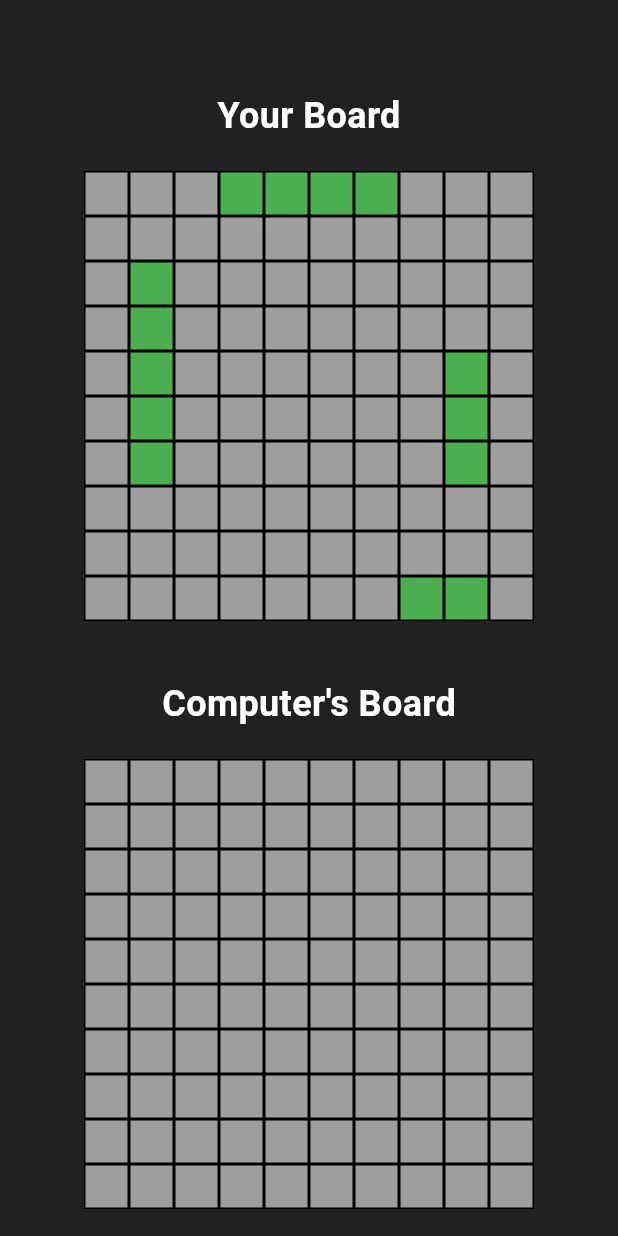
After one commit to UserPierreG/new_tictactoe, a Flutter app: the screen it shows after launch, after a tap on "Single Player", on a phone screen of 412 x 824 dp. The commit adds this screen. Run offline on Flutter 3.47's test engine with Material 3 defaults, Android fonts, the phone set to English and light mode, and no system bars; our stand-ins replace cloud_firestore, firebase_core; accounts and stored records are empty.

Commit message:
many changes

```diff
--- /dev/null
+++ b/lib/game/board.dart
@@ -0,0 +1,140 @@
+// ignore_for_file: avoid_print
+
+import 'dart:io';
+import 'dart:math';
+
+import 'package:new_tictacto/game/ship.dart';
+import 'package:new_tictacto/game/square.dart';
+
+class Board {
+  late int rows;
+  late int cols;
+  late List<List<Square>> cells;
+  late int shipsLeft;
+  late List<Ship> ships;
+
+  Board() {
+    rows = 10;
+    cols = 10;
+    cells = List.generate(rows, (_) => List.generate(cols, (_) => Square()));
+    ships = [
+      Ship('Carrier', 5),
+      Ship('Battleship', 4),
+      Ship('Submarine', 3),
+      Ship('Destroyer', 2)
+    ];
+    shipsLeft = ships.length;
+  }
+
+  bool isValidCoordinate(int row, int col) {
+    return row >= 0 && row < cells.length && col >= 0 && col < cells[0].length;
+  }
+
+  bool isValidPlacement(int row, int col, int size, bool horizontal) {
+    if (horizontal) {
+      if (col + size > cells[0].length) return false;
+      for (int i = 0; i < size; i++) {
+        if (!isValidCoordinate(row, col + i) ||
+            cells[row][col + i].status != SquareStatus.empty) {
+          return false;
+        }
+        // Check if adjacent cells are empty
+        if (col + i - 1 >= 0 &&
+            cells[row][col + i - 1].status != SquareStatus.empty) {
+          return false;
+        }
+        if (col + i + 1 < cells[0].length &&
+            cells[row][col + i + 1].status != SquareStatus.empty) {
+          return false;
+        }
+      }
+    } else {
+      if (row + size > cells.length) return false;
+      for (int i = 0; i < size; i++) {
+        if (!isValidCoordinate(row + i, col) ||
+            cells[row + i][col].status != SquareStatus.empty) {
+          return false;
+        }
+        // Check if adjacent cells are empty
+        if (row + i - 1 >= 0 &&
+            cells[row + i - 1][col].status != SquareStatus.empty) {
+          return false;
+        }
+        if (row + i + 1 < cells.length &&
+            cells[row + i + 1][col].status != SquareStatus.empty) {
+          return false;
+        }
+      }
+    }
+    return true;
+  }
+
+  void placeShipRandomly() {
+    final random = Random();
+    for (var ship in ships) {
+      bool placed = false;
+      while (!placed) {
+        final row = random.nextInt(cells.length);
+        final col = random.nextInt(cells[0].length);
+        final horizontal = random.nextBool();
+        if (isValidPlacement(row, col, ship.size, horizontal)) {
+          if (horizontal) {
+            for (int i = 0; i < ship.size; i++) {
+              cells[row][col + i].status = SquareStatus.ship;
+              cells[row][col + i].ship = ship;
+              ship.addPosition(cells[row][col + i]);
+            }
+          } else {
+            for (int i = 0; i < ship.size; i++) {
+              cells[row + i][col].status = SquareStatus.ship;
+              cells[row + i][col].ship = ship;
+              ship.addPosition(cells[row + i][col]);
+            }
+          }
+          placed = true;
+        }
+      }
+    }
+  }
+
+  void displayBoard(bool isCPU) {
+    print('$shipsLeft ships left.');
+    for (int i = 0; i < rows; i++) {
+      stdout.write(String.fromCharCode(i + 65));
+      for (int j = 0; j < cols; j++) {
+        switch (cells[i][j].status) {
+          case SquareStatus.empty:
+            stdout.write('∼');
+          case SquareStatus.ship:
+            if (isCPU == true) {
+              stdout.write('∼');
+            } else {
+              stdout.write(cells[i][j].ship!.code);
+            }
+          case SquareStatus.hit:
+            stdout.write('*');
+          case SquareStatus.miss:
+            stdout.write('\'');
+          case SquareStatus.sunk:
+            stdout.write('X');
+          default:
+            stdout.write('?');
+        }
+      }
+      print("");
+    }
+    stdout.write(' ');
+    for (int i = 0; i < cols; i++) {
+      stdout.write(i);
+    }
+    print("");
+    print("");
+  }
+
+  SquareStatus bombSquare(int row, int col) {
+    if (!isValidCoordinate(row, col)) {
+      return SquareStatus.empty;
+    }
+    return cells[row][col].status;
+  }
+}
--- /dev/null
+++ b/lib/game/cliDemo.dart
@@ -0,0 +1,39 @@
+// ignore_for_file: file_names, avoid_print
+
+import 'dart:io';
+
+import 'package:new_tictacto/game/board.dart';
+import 'package:new_tictacto/game/player.dart';
+import 'package:new_tictacto/game/square.dart';
+
+void main() {
+  Player player1 = Player("Jimmy", Board(), false);
+  Player player2 = Player("CPU", Board(), true);
+
+  player1.placeShipsRandomly();
+  player2.placeShipsRandomly();
+
+  while (true) {
+    print('${player1.name}, it\'s your turn!');
+    player2.displayBoard();
+    print('Enter target coordinates (row column):');
+    final targetRow = int.parse(stdin.readLineSync()!) - 1;
+    final targetCol = int.parse(stdin.readLineSync()!) - 1;
+    final result = player2.board.bombSquare(targetRow, targetCol);
+    if (result == SquareStatus.ship) {
+      print('Hit!');
+      player2.board.cells[targetRow][targetCol].status = SquareStatus.hit;
+      player2.board.cells[targetRow][targetCol].ship!.size--;
+      if (player2.board.cells[targetRow][targetCol].ship!.isSunk()) {
+        player2.board.shipsLeft--;
+      }
+    } else {
+      print('Miss!');
+      player2.board.cells[targetRow][targetCol].status = SquareStatus.miss;
+    }
+    if (player2.board.shipsLeft == 0) {
+      print('${player1.name} wins!');
+      break;
+    }
+  }
+}
--- /dev/null
+++ b/lib/game/player.dart
@@ -0,0 +1,18 @@
+import 'package:new_tictacto/game/board.dart';
+
+class Player {
+  String name;
+  Board board;
+  bool isCPU;
+
+  Player(this.name, this.board, this.isCPU);
+
+  void displayBoard() {
+    print('$name\'s board.');
+    board.displayBoard(isCPU);
+  }
+
+  void placeShipsRandomly() {
+    board.placeShipRandomly();
+  }
+}
--- /dev/null
+++ b/lib/game/ship.dart
@@ -0,0 +1,21 @@
+import 'package:new_tictacto/game/square.dart';
+
+class Ship {
+  String name;
+  late String code;
+  int size;
+  List<Square>? ship;
+
+  Ship(this.name, this.size) {
+    code = name[0];
+    ship = [];
+  }
+
+  addPosition(Square square) {
+    ship!.add(square);
+  }
+
+  bool isSunk() {
+    return size == 0;
+  }
+}
--- /dev/null
+++ b/lib/game/square.dart
@@ -0,0 +1,8 @@
+import 'package:new_tictacto/game/ship.dart';
+
+enum SquareStatus { empty, ship, hit, miss, sunk }
+
+class Square {
+  Ship? ship;
+  SquareStatus status = SquareStatus.empty;
+}
--- a/lib/main.dart
+++ b/lib/main.dart
@@ -4,6 +4,7 @@ import 'package:cloud_firestore/cloud_firestore.dart';
 import 'package:firebase_core/firebase_core.dart';
 import 'package:flutter/material.dart';
 import 'package:new_tictacto/firebase_options.dart';
+import 'package:new_tictacto/pages/userInterface.dart';
 import 'package:new_tictacto/pages/create_room.dart';
 import 'package:new_tictacto/pages/home_page.dart';
 import 'package:new_tictacto/pages/join_room.dart';
@@ -29,7 +30,7 @@ class MyApp extends StatelessWidget {
         MainMenuScreen.routeName: (context) => const MainMenuScreen(),
         JoinRoomScreen.routeName: (context) => JoinRoomScreen(),
         CreateRoomScreen.routeName: (context) => CreateRoomScreen(),
-        // GameScreen.routeName: (context) => const GameScreen(),
+        BattleshipApp.routeName: (context) => BattleshipApp(),
       },
       initialRoute: MainMenuScreen.routeName,
     );
--- a/lib/pages/home_page.dart
+++ b/lib/pages/home_page.dart
@@ -1,6 +1,7 @@
 import 'package:flutter/material.dart';
 import 'package:new_tictacto/pages/create_room.dart';
 import 'package:new_tictacto/pages/join_room.dart';
+import 'package:new_tictacto/pages/userInterface.dart';
 
 class MainMenuScreen extends StatelessWidget {
   static String routeName = '/main-menu';
@@ -11,6 +12,10 @@ class MainMenuScreen extends StatelessWidget {
     Navigator.pushNamed(context, CreateRoomScreen.routeName);
   }
 
+  void _navigateToBattleShipApp(BuildContext context) {
+    Navigator.pushNamed(context, BattleshipApp.routeName);
+  }
+
   void _navigateToJoinRoom(BuildContext context) {
     Navigator.pushNamed(context, JoinRoomScreen.routeName);
   }
@@ -18,6 +23,7 @@ class MainMenuScreen extends StatelessWidget {
   @override
   Widget build(BuildContext context) {
     return Scaffold(
+      backgroundColor: Colors.grey[900],
       body: Center(
         child: Column(
           mainAxisAlignment: MainAxisAlignment.center,
@@ -27,16 +33,34 @@ class MainMenuScreen extends StatelessWidget {
               style: TextStyle(
                 fontSize: 24,
                 fontWeight: FontWeight.bold,
+                color: Colors.white,
               ),
             ),
             const SizedBox(height: 20),
             ElevatedButton(
+              onPressed: () => _navigateToBattleShipApp(context),
+              style: ElevatedButton.styleFrom(
+                foregroundColor: Colors.white,
+                backgroundColor: Colors.blue,
+              ),
+              child: const Text('Single Player'),
+            ),
+            const SizedBox(height: 20),
+            ElevatedButton(
               onPressed: () => _navigateToCreateRoom(context),
+              style: ElevatedButton.styleFrom(
+                foregroundColor: Colors.white,
+                backgroundColor: Colors.green,
+              ),
               child: const Text('Create Room'),
             ),
             const SizedBox(height: 20),
             ElevatedButton(
               onPressed: () => _navigateToJoinRoom(context),
+              style: ElevatedButton.styleFrom(
+                foregroundColor: Colors.white,
+                backgroundColor: Colors.orange,
+              ),
               child: const Text('Join Room'),
             ),
           ],
--- /dev/null
+++ b/lib/pages/userInterface.dart
@@ -0,0 +1,209 @@
+// ignore_for_file: avoid_print
+
+import 'package:flutter/material.dart';
+import 'package:new_tictacto/game/board.dart';
+import 'package:new_tictacto/game/player.dart';
+import 'package:new_tictacto/game/square.dart';
+
+void main() {
+  runApp(BattleshipApp());
+}
+
+class BattleshipApp extends StatelessWidget {
+  static String routeName = '/board2-page';
+  late Game game;
+
+  bool notPlay = false;
+
+  BattleshipApp({Key? key}) : super(key: key) {
+    game = Game();
+    game.start();
+  }
+
+  @override
+  Widget build(BuildContext context) {
+    return MaterialApp(
+      title: 'Battleship Game',
+      home: Scaffold(
+        backgroundColor: Colors.grey[900],
+        body: Center(
+          child: Column(
+            mainAxisAlignment: MainAxisAlignment.center,
+            children: [
+              const SizedBox(height: 60),
+              const Text(
+                'Your Board',
+                style: TextStyle(
+                    fontSize: 24,
+                    fontWeight: FontWeight.bold,
+                    color: Colors.white),
+              ),
+              const SizedBox(height: 20),
+              Expanded(
+                child: Row(
+                  mainAxisAlignment: MainAxisAlignment.center,
+                  children: [
+                    IgnorePointer(
+                      ignoring: true,
+                      child: BoardWidget(
+                        board: game.player1.board,
+                        visibleShips: true,
+                      ),
+                    ),
+                  ],
+                ),
+              ),
+              const SizedBox(height: 20),
+              const Text(
+                'Computer\'s Board',
+                style: TextStyle(
+                    fontSize: 24,
+                    fontWeight: FontWeight.bold,
+                    color: Colors.white),
+              ),
+              const SizedBox(height: 20),
+              Expanded(
+                child: Row(
+                  mainAxisAlignment: MainAxisAlignment.center,
+                  children: [
+                    IgnorePointer(
+                      ignoring: notPlay,
+                      child: BoardWidget(
+                        board: game.player1.board,
+                        visibleShips: false,
+                      ),
+                    ),
+                  ],
+                ),
+              ),
+            ],
+          ),
+        ),
+      ),
+    );
+  }
+}
+
+class SquareWidget extends StatefulWidget {
+  final Square square;
+  final bool visibleShips;
+
+  const SquareWidget({
+    Key? key,
+    required this.square,
+    required this.visibleShips,
+  }) : super(key: key);
+
+  @override
+  _SquareWidgetState createState() => _SquareWidgetState();
+}
+
+class _SquareWidgetState extends State<SquareWidget> {
+  @override
+  Widget build(BuildContext context) {
+    return GestureDetector(
+      onTap: () {
+        String message;
+        if (widget.square.status == SquareStatus.miss ||
+            widget.square.status == SquareStatus.hit ||
+            widget.square.status == SquareStatus.sunk) {
+          message = 'Already Played This Square. Try Again!';
+        } else if (widget.square.status == SquareStatus.ship) {
+          message = 'Hit!';
+          widget.square.status = SquareStatus.hit;
+          widget.square.ship!.size--;
+          if (widget.square.ship!.isSunk()) {
+            reloadSunkShip(widget.square.ship!.ship);
+            message = 'Ship ' + widget.square.ship!.name + ' Sunk!';
+          }
+        } else {
+          message = 'Miss!';
+          widget.square.status = SquareStatus.miss;
+        }
+        ScaffoldMessenger.of(context).showSnackBar(
+          SnackBar(
+            content: Text(message),
+          ),
+        );
+        setState(() {});
+      },
+      child: Container(
+        width: 30,
+        height: 30,
+        decoration: BoxDecoration(
+          color: determineColour(widget.square),
+          border: Border.all(color: Colors.black),
+        ),
+      ),
+    );
+  }
+
+  void reloadSunkShip(List<Square>? ship) {
+    for (var square in ship!) {
+      square.status = SquareStatus.sunk;
+    }
+  }
+
+  Color determineColour(Square square) {
+    switch (square.status) {
+      case SquareStatus.empty:
+        return Colors.grey;
+      case SquareStatus.ship:
+        if (widget.visibleShips) {
+          return Colors.green;
+        } else {
+          return Colors.grey;
+        }
+      case SquareStatus.hit:
+        return Colors.orange;
+      case SquareStatus.miss:
+        return Colors.blue;
+      case SquareStatus.sunk:
+        return Colors.red;
+      default:
+        return Colors.white;
+    }
+  }
+}
+
+class BoardWidget extends StatelessWidget {
+  final Board board;
+  final bool visibleShips;
+
+  const BoardWidget({
+    Key? key,
+    required this.board,
+    required this.visibleShips,
+  }) : super(key: key);
+
+  @override
+  Widget build(BuildContext context) {
+    return Column(
+      children: List.generate(
+        10,
+        (index) => Row(
+          children: List.generate(
+            10,
+            (index2) => SquareWidget(
+              square: board.cells[index][index2],
+              visibleShips: visibleShips,
+            ),
+          ),
+        ),
+      ),
+    );
+  }
+}
+
+class Game {
+  late Player player1;
+  late Player player2;
+
+  void start() {
+    player1 = Player('John', Board(), false);
+    player2 = Player('Robot', Board(), true);
+    player1.placeShipsRandomly();
+    player2.placeShipsRandomly();
+    print("${player1.name}'s turn!");
+  }
+}
```
Also changed, not shown: lib/game/test.dart (added, +241 -0 lines).
